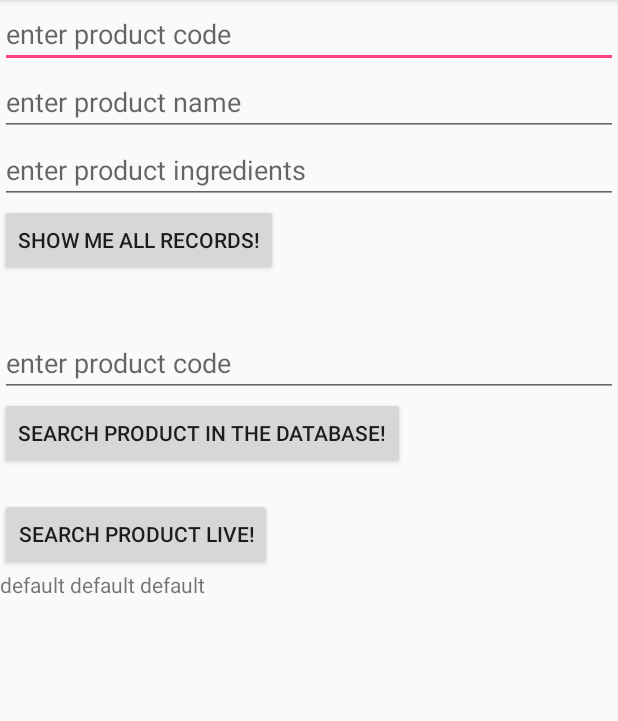
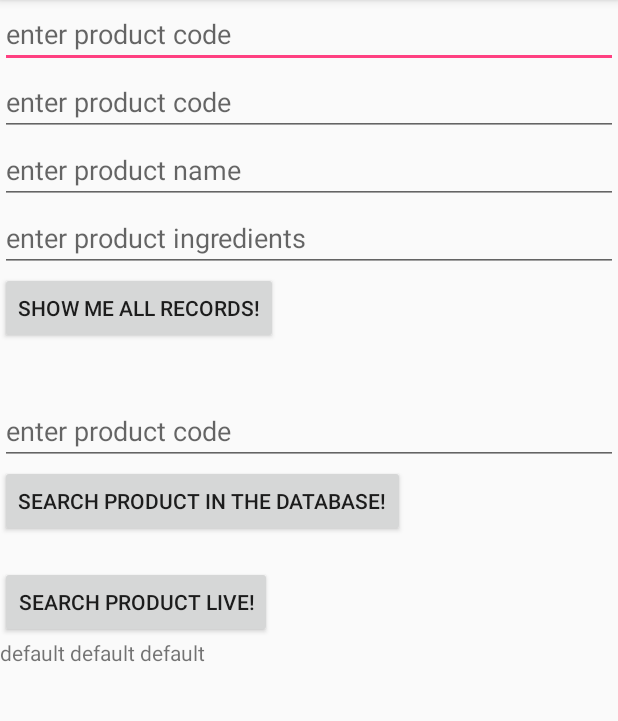
Before and after one commit to entropy88/LastHomework, an Android app: the screen it shows after launch (MainActivity), after a tap on "SEARCH PRODUCT LIVE!", on a phone screen of 412 x 824 dp, the part 84-805 px from its top. Run offline under Robolectric (Android 15) with nearby library versions, the phone set to English and light mode, and no system bars; our stand-ins replace Room's generated code; 2 other taps on this screen came first.

Commit message:
progressing3

```diff
--- a/app/src/main/java/com/example/entropy/room/MainActivity.java
+++ b/app/src/main/java/com/example/entropy/room/MainActivity.java
@@ -14,7 +14,8 @@ import java.util.List;
 public class MainActivity extends AppCompatActivity {
 
     public static MyAppDatabase myAppDatabase;
-
+    public static EditText edtUserCode;
+    public static String stringUserInputCode;
   //Strings for the parsed json object values
 
 
@@ -45,6 +46,7 @@ public class MainActivity extends AppCompatActivity {
 
         btnShowDatabase = (Button) findViewById(R.id.show_database);
 
+        edtUserCode=(EditText) findViewById(R.id.edt_code_for_the_query);
         edtCode = (EditText) findViewById(R.id.edt_product_code);
         edtName = (EditText) findViewById(R.id.edt_product_name);
         edtIngredients = (EditText) findViewById(R.id.edt_product_ingredients);
@@ -111,6 +113,7 @@ public class MainActivity extends AppCompatActivity {
         btnLive.setOnClickListener(new View.OnClickListener() {
             @Override
             public void onClick(View view) {
+                stringUserInputCode= edtUserCode.getText().toString();
                 fetchData process= new fetchData();
                 process.execute();
             }
--- a/app/src/main/java/com/example/entropy/room/fetchData.java
+++ b/app/src/main/java/com/example/entropy/room/fetchData.java
@@ -23,8 +23,9 @@ public class fetchData extends AsyncTask<Void, Void, Void> {
     @Override
     protected Void doInBackground(Void... voids) {
         try {
-            URL url= new URL ("https://world.openfoodfacts.org/api/v0/product/737628064502.json");
-            HttpURLConnection httpURLConnection= (HttpURLConnection) url.openConnection();
+           URL queryUrl= new URL ("https://world.openfoodfacts.org/api/v0/product/"+MainActivity.stringUserInputCode+".json");
+//            URL url= new URL ("https://world.openfoodfacts.org/api/v0/product/737628064502.json");
+            HttpURLConnection httpURLConnection= (HttpURLConnection) queryUrl.openConnection();
             InputStream inputStream =httpURLConnection.getInputStream();
             BufferedReader bufferedReader=new BufferedReader(new InputStreamReader(inputStream));
 
--- a/app/src/main/res/layout/activity_main.xml
+++ b/app/src/main/res/layout/activity_main.xml
@@ -4,11 +4,11 @@
     android:layout_width="match_parent"
     android:layout_height="match_parent"
    >
-    <!--<EditText-->
-    <!--android:layout_height="wrap_content"-->
-    <!--android:layout_width="match_parent"-->
-    <!--android:id="@+id/edt_product_id"-->
-    <!--android:hint="enter product id"/>-->
+    <EditText
+    android:layout_height="wrap_content"
+    android:layout_width="match_parent"
+    android:id="@+id/edt_code_for_the_query"
+    android:hint="enter product code"/>
 
 
     <EditText
```
